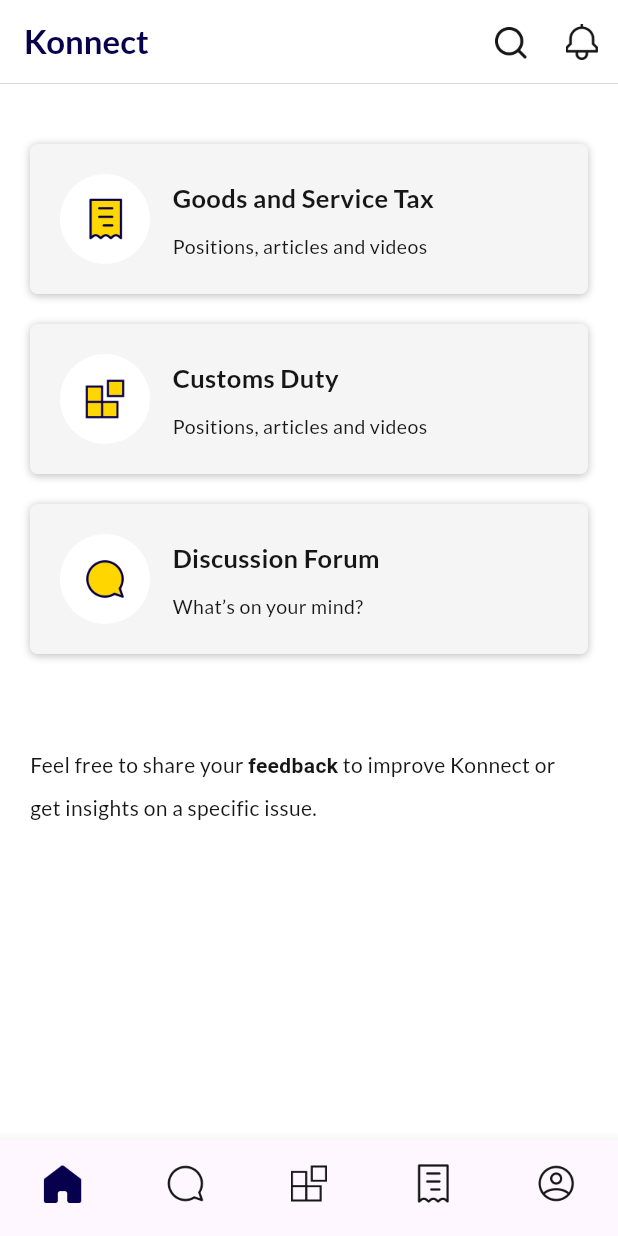
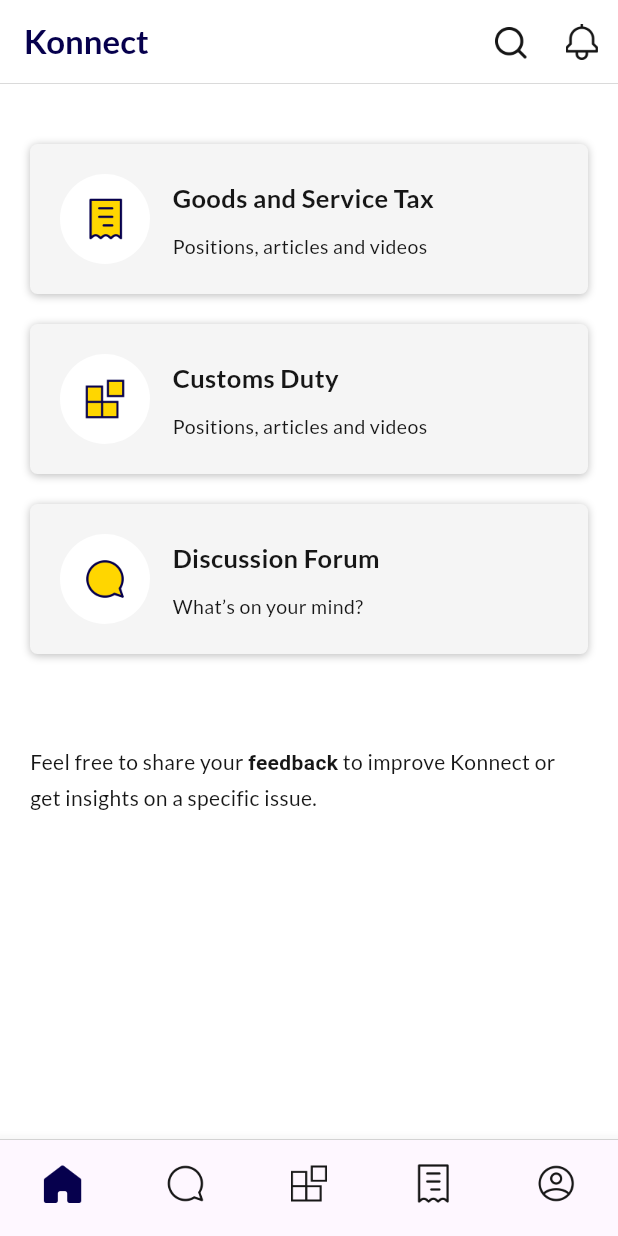
Before and after one commit to rahulgwebdev/Konnect, a Flutter app: the screen it shows after launch, after a tap on "TAKE ME INSIDE", on a phone screen of 412 x 824 dp. Run offline on Flutter 3.47's test engine with Material 3 defaults, Android fonts, the phone set to English and light mode, and no system bars; our stand-ins replace auto_route.

Commit message:
chore: minor refactor

```diff
--- a/lib/app/app.dart
+++ b/lib/app/app.dart
@@ -37,6 +37,7 @@ class _AppState extends State<App> {
         ),
         textTheme: base.textTheme.apply(
           bodyColor: AppColors.onPrimaryColor,
+          fontFamily: 'Lato',
         ),
         scaffoldBackgroundColor: AppColors.backgroundColor,
         appBarTheme: base.appBarTheme
--- a/lib/app/colors/colors.dart
+++ b/lib/app/colors/colors.dart
@@ -1,10 +1,15 @@
 import 'package:flutter/material.dart';
 
 class AppColors {
+  // Material colors
   static final primaryColor = Color(0xFFFFD600); // Button
   static final onPrimaryColor = Color(0xFF161616); // Button text
   static final backgroundColor = Colors.white;
-  static final logoColor = Color(0xff06004D);
+
+  // other colors
+  static final logoColor = Color(0xff06004D); // appbar logo
+  static final grayColor = Color(0xFFCECECE); // appbar border
+  static final greyColorShade2 = Color(0xFF4A4A4A); // form border
 
   AppColors._() {}
 }
--- a/lib/widgets/tile.dart
+++ b/lib/app/widgets/tile.dart
@@ -1,6 +1,6 @@
 import 'package:flutter/material.dart';
 
-import '../app/widgets/app_icons.dart';
+import 'app_icons.dart';
 
 class Tile extends StatelessWidget {
   final AppIcon _appIcon;
--- /dev/null
+++ b/lib/app/widgets/widgets.dart
@@ -0,0 +1,4 @@
+// This folder contains app/global level reuseable widget
+
+export './app_icons.dart';
+export './tile.dart';
--- a/lib/pages/home/dashboard_route.dart
+++ b/lib/pages/home/dashboard_route.dart
@@ -2,8 +2,7 @@ import 'package:auto_route/auto_route.dart';
 import 'package:flutter/material.dart';
 import 'package:konnect/app/colors/colors.dart';
 import 'package:konnect/app/route/app_router.gr.dart';
-
-import '../../app/widgets/app_icons.dart';
+import 'package:konnect/app/widgets/widgets.dart';
 
 @RoutePage()
 class DashboardRoute extends StatelessWidget {
@@ -23,7 +22,7 @@ class DashboardRoute extends StatelessWidget {
         appBar: AppBar(
           surfaceTintColor: AppColors.primaryColor.withOpacity(0.1),
           shape: Border(
-            bottom: BorderSide(color: Color(0xFFCECECE), width: 0.5),
+            bottom: BorderSide(color: AppColors.grayColor, width: 0.5),
           ),
           automaticallyImplyLeading: false,
           title: Text(
@@ -54,7 +53,11 @@ class DashboardRoute extends StatelessWidget {
           ],
         ),
         body: SafeArea(child: child),
-        bottomNavigationBar: BottomNavigationBar(
+        bottomNavigationBar: Container(
+          decoration: BoxDecoration(
+              border: Border(
+                  top: BorderSide(color: AppColors.grayColor, width: 0.5))),
+          child: BottomNavigationBar(
             type: BottomNavigationBarType.fixed,
             showSelectedLabels: false,
             showUnselectedLabels: false,
@@ -64,17 +67,20 @@ class DashboardRoute extends StatelessWidget {
             },
             items: const [
               BottomNavigationBarItem(
-              icon: AppIcon(appIcon: AppIcons.homeDark, width: 30, height: 30),
+                icon:
+                    AppIcon(appIcon: AppIcons.homeDark, width: 30, height: 30),
                 label: 'Home',
               ),
               BottomNavigationBarItem(
                 icon: AppIcon(
-                  appIcon: AppIcons.discussionForumDark, width: 30, height: 30),
+                    appIcon: AppIcons.discussionForumDark,
+                    width: 30,
+                    height: 30),
                 label: 'Discussion forum ',
               ),
               BottomNavigationBarItem(
-              icon:
-                  AppIcon(appIcon: AppIcons.customsDark, width: 30, height: 30),
+                icon: AppIcon(
+                    appIcon: AppIcons.customsDark, width: 30, height: 30),
                 label: 'Customs',
               ),
               BottomNavigationBarItem(
@@ -82,13 +88,14 @@ class DashboardRoute extends StatelessWidget {
                 label: 'Gst',
               ),
               BottomNavigationBarItem(
-              icon:
-                  AppIcon(appIcon: AppIcons.profileDark, width: 30, height: 30),
+                icon: AppIcon(
+                    appIcon: AppIcons.profileDark, width: 30, height: 30),
                 label: 'Profile',
               ),
             ],
           ),
         ),
+      ),
     );
   }
 }
--- a/lib/pages/home/home_page.dart
+++ b/lib/pages/home/home_page.dart
@@ -1,7 +1,7 @@
 import 'package:auto_route/auto_route.dart';
 import 'package:flutter/material.dart';
 import 'package:konnect/app/widgets/app_icons.dart';
-import 'package:konnect/widgets/tile.dart';
+import 'package:konnect/app/widgets/tile.dart';
 
 @RoutePage()
 class HomePage extends StatelessWidget {
@@ -49,7 +49,7 @@ class HomePage extends StatelessWidget {
                             fontFamily: 'Lato',
                             fontSize: 14,
                             fontWeight: FontWeight.w400,
-                            height: 2),
+                            height: 1.7),
                         children: [
                           TextSpan(text: 'Feel free to share your '),
                           TextSpan(
--- a/lib/pages/sign_up/final_step.dart
+++ b/lib/pages/sign_up/final_step.dart
@@ -20,7 +20,7 @@ class _FinalStepState extends State<FinalStep> {
       appBar: AppBar(
         surfaceTintColor: AppColors.primaryColor.withOpacity(0.1),
         shape: Border(
-          bottom: BorderSide(color: Color(0xFFCECECE), width: 0.5),
+          bottom: BorderSide(color: AppColors.grayColor, width: 0.5),
         ),
         leading: IconButton(
           icon: AppIcon(appIcon: AppIcons.backArrow, width: 24, height: 24),
@@ -92,7 +92,7 @@ class _FinalStepState extends State<FinalStep> {
                                     shape: RoundedRectangleBorder(
                                       side: BorderSide(
                                           width: 0.50,
-                                          color: Color(0xFF4A4A4A)),
+                                          color: AppColors.greyColorShade2),
                                       borderRadius: BorderRadius.circular(5),
                                     ),
                                   ),
@@ -157,7 +157,7 @@ class _FinalStepState extends State<FinalStep> {
                                     shape: RoundedRectangleBorder(
                                       side: BorderSide(
                                           width: 0.50,
-                                          color: Color(0xFF4A4A4A)),
+                                          color: AppColors.greyColorShade2),
                                       borderRadius: BorderRadius.circular(5),
                                     ),
                                   ),
```
Lines whose indentation alone changed are shown as unchanged.
